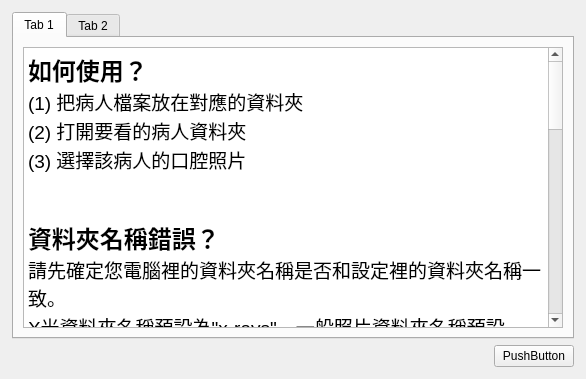
Above: faqwindow.ui from j71200/DentistHelper before the change. Below: the same form after it.
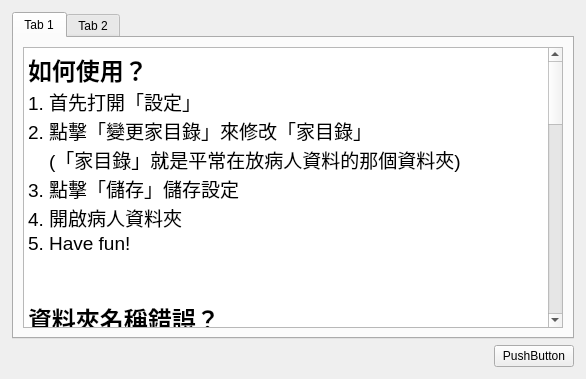
That is the form after the change. The open tabs and pages were chosen to show the change.

```diff
--- a/faqwindow.ui
+++ b/faqwindow.ui
@@ -47,9 +47,12 @@
 p, li { white-space: pre-wrap; }
 &lt;/style&gt;&lt;/head&gt;&lt;body style=&quot; font-family:'.Helvetica Neue DeskInterface'; font-size:13pt; font-weight:400; font-style:normal;&quot;&gt;
 &lt;p style=&quot; margin-top:0px; margin-bottom:0px; margin-left:0px; margin-right:0px; -qt-block-indent:0; text-indent:0px;&quot;&gt;&lt;span style=&quot; font-size:18pt; font-weight:600;&quot;&gt;如何使用？&lt;/span&gt;&lt;/p&gt;
-&lt;p style=&quot; margin-top:0px; margin-bottom:0px; margin-left:0px; margin-right:0px; -qt-block-indent:0; text-indent:0px;&quot;&gt;&lt;span style=&quot; font-size:14pt;&quot;&gt;(1) 把病人檔案放在對應的資料夾&lt;/span&gt;&lt;/p&gt;
-&lt;p style=&quot; margin-top:0px; margin-bottom:0px; margin-left:0px; margin-right:0px; -qt-block-indent:0; text-indent:0px;&quot;&gt;&lt;span style=&quot; font-size:14pt;&quot;&gt;(2) 打開要看的病人資料夾&lt;/span&gt;&lt;/p&gt;
-&lt;p style=&quot; margin-top:0px; margin-bottom:0px; margin-left:0px; margin-right:0px; -qt-block-indent:0; text-indent:0px;&quot;&gt;&lt;span style=&quot; font-size:14pt;&quot;&gt;(3) 選擇該病人的口腔照片&lt;/span&gt;&lt;/p&gt;
+&lt;p style=&quot; margin-top:0px; margin-bottom:0px; margin-left:0px; margin-right:0px; -qt-block-indent:0; text-indent:0px;&quot;&gt;&lt;span style=&quot; font-size:14pt;&quot;&gt;1. 首先打開「設定」&lt;/span&gt;&lt;/p&gt;
+&lt;p style=&quot; margin-top:0px; margin-bottom:0px; margin-left:0px; margin-right:0px; -qt-block-indent:0; text-indent:0px;&quot;&gt;&lt;span style=&quot; font-size:14pt;&quot;&gt;2. 點擊「變更家目錄」來修改「家目錄」&lt;/span&gt;&lt;/p&gt;
+&lt;p style=&quot; margin-top:0px; margin-bottom:0px; margin-left:0px; margin-right:0px; -qt-block-indent:0; text-indent:0px;&quot;&gt;&lt;span style=&quot; font-size:14pt;&quot;&gt;    (「家目錄」就是平常在放病人資料的那個資料夾)&lt;/span&gt;&lt;/p&gt;
+&lt;p style=&quot; margin-top:0px; margin-bottom:0px; margin-left:0px; margin-right:0px; -qt-block-indent:0; text-indent:0px;&quot;&gt;&lt;span style=&quot; font-size:14pt;&quot;&gt;3. 點擊「儲存」儲存設定&lt;/span&gt;&lt;/p&gt;
+&lt;p style=&quot; margin-top:0px; margin-bottom:0px; margin-left:0px; margin-right:0px; -qt-block-indent:0; text-indent:0px;&quot;&gt;&lt;span style=&quot; font-size:14pt;&quot;&gt;4. 開啟病人資料夾&lt;/span&gt;&lt;/p&gt;
+&lt;p style=&quot; margin-top:0px; margin-bottom:0px; margin-left:0px; margin-right:0px; -qt-block-indent:0; text-indent:0px;&quot;&gt;&lt;span style=&quot; font-size:14pt;&quot;&gt;5. Have fun!&lt;/span&gt;&lt;/p&gt;
 &lt;p style=&quot;-qt-paragraph-type:empty; margin-top:0px; margin-bottom:0px; margin-left:0px; margin-right:0px; -qt-block-indent:0; text-indent:0px; font-size:14pt;&quot;&gt;&lt;br /&gt;&lt;/p&gt;
 &lt;p style=&quot;-qt-paragraph-type:empty; margin-top:0px; margin-bottom:0px; margin-left:0px; margin-right:0px; -qt-block-indent:0; text-indent:0px; font-size:14pt;&quot;&gt;&lt;br /&gt;&lt;/p&gt;
 &lt;p style=&quot; margin-top:0px; margin-bottom:0px; margin-left:0px; margin-right:0px; -qt-block-indent:0; text-indent:0px;&quot;&gt;&lt;span style=&quot; font-size:18pt; font-weight:600;&quot;&gt;資料夾名稱錯誤？&lt;/span&gt;&lt;/p&gt;
```
Left out of the diff: 2 changed lines with no effect on the pictures.
